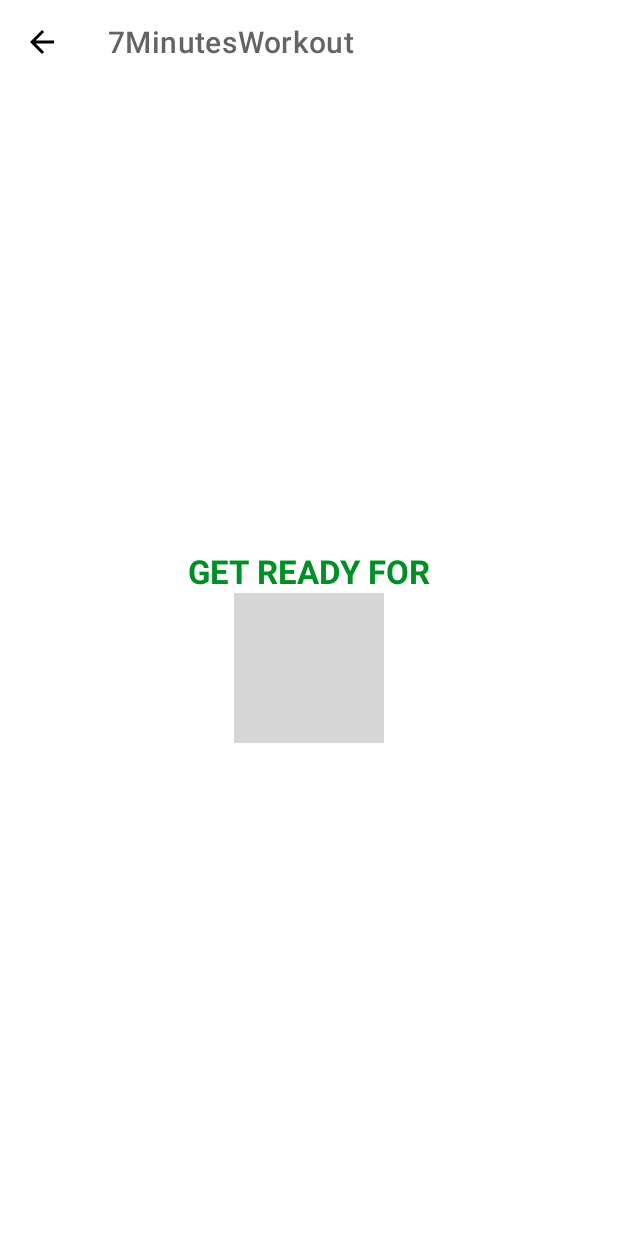
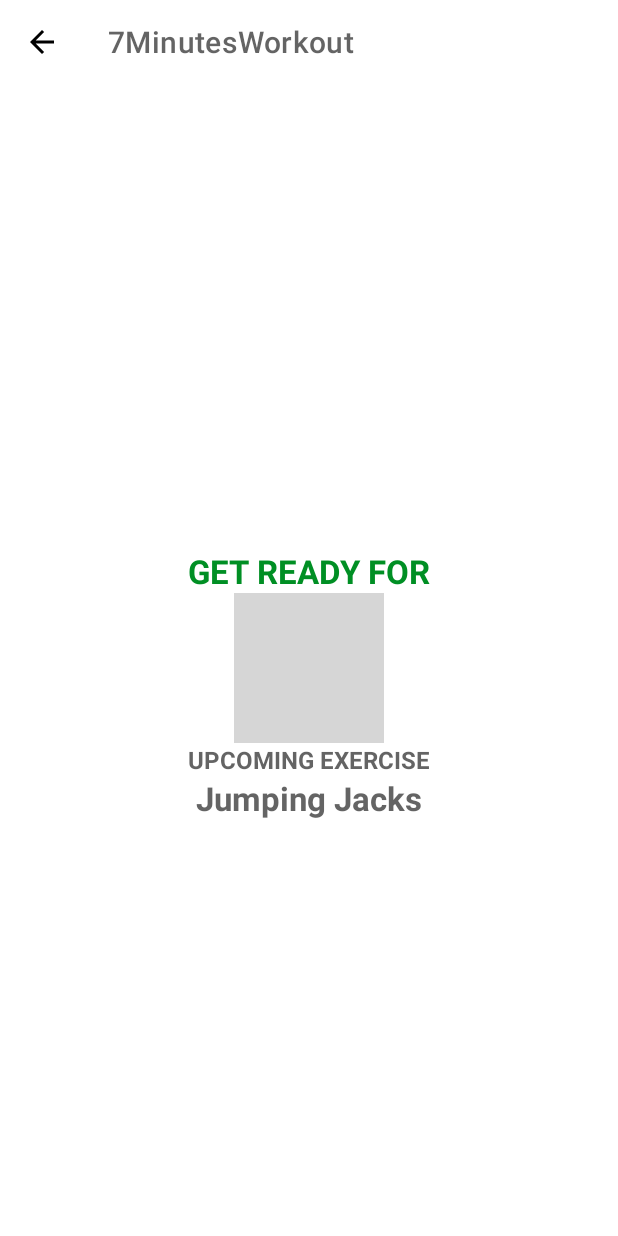
Before and after one commit to BLimaM4I/7minWorkout, an Android app: the ExerciseActivity screen opened directly, with no data from a screen before it, on a phone screen of 412 x 824 dp. Run offline under Robolectric (Android 15) with nearby library versions, the light colour scheme and no system bars; grey boxes are pictures that could not be loaded.

Commit message:
Add next exercise text

```diff
--- a/app/src/main/java/m4i/blima/a7minutesworkout/ExerciseActivity.kt
+++ b/app/src/main/java/m4i/blima/a7minutesworkout/ExerciseActivity.kt
@@ -45,6 +45,9 @@
         binding?.tvExerciseName?.visibility = View.INVISIBLE
         binding?.flExerciseView?.visibility = View.INVISIBLE
         binding?.ivImage?.visibility = View.INVISIBLE
+        binding?.tvUpcomingLabel?.visibility = View.VISIBLE
+        binding?.tvUpComingExerciseName?.visibility = View.VISIBLE
+        binding?.tvUpComingExerciseName?.text = exerciseList!![currentExercisePosition + 1 ].getName()
 
         if (restTimer != null) {
             restTimer?.cancel()
@@ -60,6 +63,8 @@
         binding?.tvExerciseName?.visibility = View.VISIBLE
         binding?.flExerciseView?.visibility = View.VISIBLE
         binding?.ivImage?.visibility = View.VISIBLE
+        binding?.tvUpcomingLabel?.visibility = View.INVISIBLE
+        binding?.tvUpComingExerciseName?.visibility = View.INVISIBLE
 
         if (exerciseTimer != null) {
             exerciseTimer?.cancel()
--- a/app/src/main/res/layout/activity_exercise.xml
+++ b/app/src/main/res/layout/activity_exercise.xml
@@ -71,6 +71,36 @@
         </LinearLayout>
     </FrameLayout>
 
+    <TextView
+        android:id="@+id/tvUpcomingLabel"
+        android:layout_width="wrap_content"
+        android:layout_height="wrap_content"
+        android:text="UPCOMING EXERCISE"
+        android:textColor="@color/colorPrimary"
+        android:textSize="16sp"
+        android:textStyle="bold"
+        app:layout_constraintEnd_toEndOf="parent"
+        app:layout_constraintStart_toStartOf="parent"
+        app:layout_constraintTop_toBottomOf="@id/flRestView"
+        app:layout_constraintBottom_toTopOf="@id/tvUpComingExerciseName"
+        tools:visibility="visible" />
+
+    <TextView
+        android:id="@+id/tvUpComingExerciseName"
+        android:layout_width="wrap_content"
+        android:layout_height="wrap_content"
+        android:textColor="@color/colorPrimary"
+        android:textSize="22sp"
+        android:textStyle="bold"
+        android:visibility="gone"
+        app:layout_constraintEnd_toEndOf="parent"
+        app:layout_constraintStart_toStartOf="parent"
+        app:layout_constraintTop_toBottomOf="@id/tvUpcomingLabel"
+        tools:visibility="visible" />
+
+
+
+
     <ImageView
         android:id="@+id/ivImage"
         android:layout_width="match_parent"
@@ -79,12 +109,12 @@
         android:src="@drawable/ic_jumping_jacks"
         android:visibility="invisible"
         app:layout_constraintBottom_toTopOf="@id/tvExerciseName"
-        app:layout_constraintTop_toBottomOf="@id/toolbarExercise"/>
+        app:layout_constraintTop_toBottomOf="@id/toolbarExercise" />
 
     <TextView
+        android:id="@+id/tvExerciseName"
         android:layout_width="wrap_content"
         android:layout_height="wrap_content"
-        android:id="@+id/tvExerciseName"
         android:text="ExerciseName"
         android:textColor="@color/colorAccent"
         android:textSize="22sp"
@@ -93,20 +123,20 @@
         app:layout_constraintEnd_toEndOf="parent"
         app:layout_constraintStart_toStartOf="parent"
         app:layout_constraintTop_toBottomOf="@id/ivImage"
-        tools:visibility="visible"/>
+        tools:visibility="visible" />
 
     <FrameLayout
         android:id="@+id/flExerciseView"
         android:layout_width="100dp"
         android:layout_height="100dp"
         android:layout_marginTop="10dp"
+        android:background="@drawable/item_circular_color_accent_border"
         android:visibility="gone"
-        tools:visibility="visible"
-        android:background="@drawable/item_circular_color_accent_border"
         app:layout_constraintBottom_toBottomOf="parent"
         app:layout_constraintEnd_toEndOf="parent"
         app:layout_constraintStart_toStartOf="parent"
-        app:layout_constraintTop_toBottomOf="@id/tvExerciseName">
+        app:layout_constraintTop_toBottomOf="@id/tvExerciseName"
+        tools:visibility="visible">
 
         <ProgressBar
             android:id="@+id/progressBarExercise"
```
